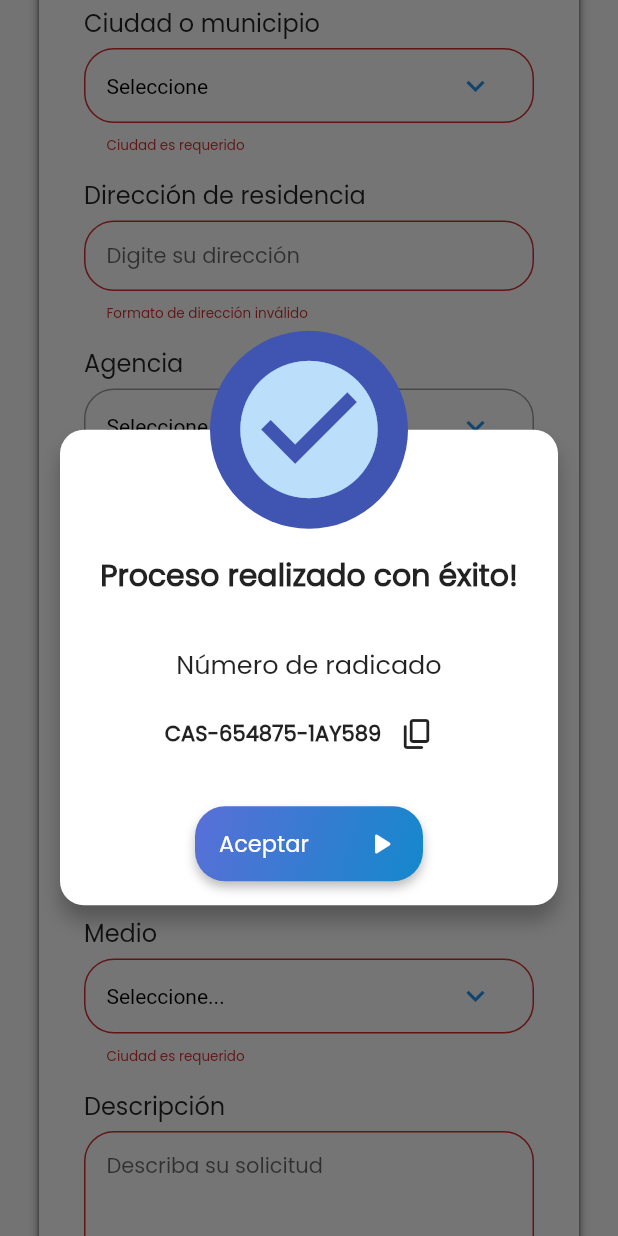
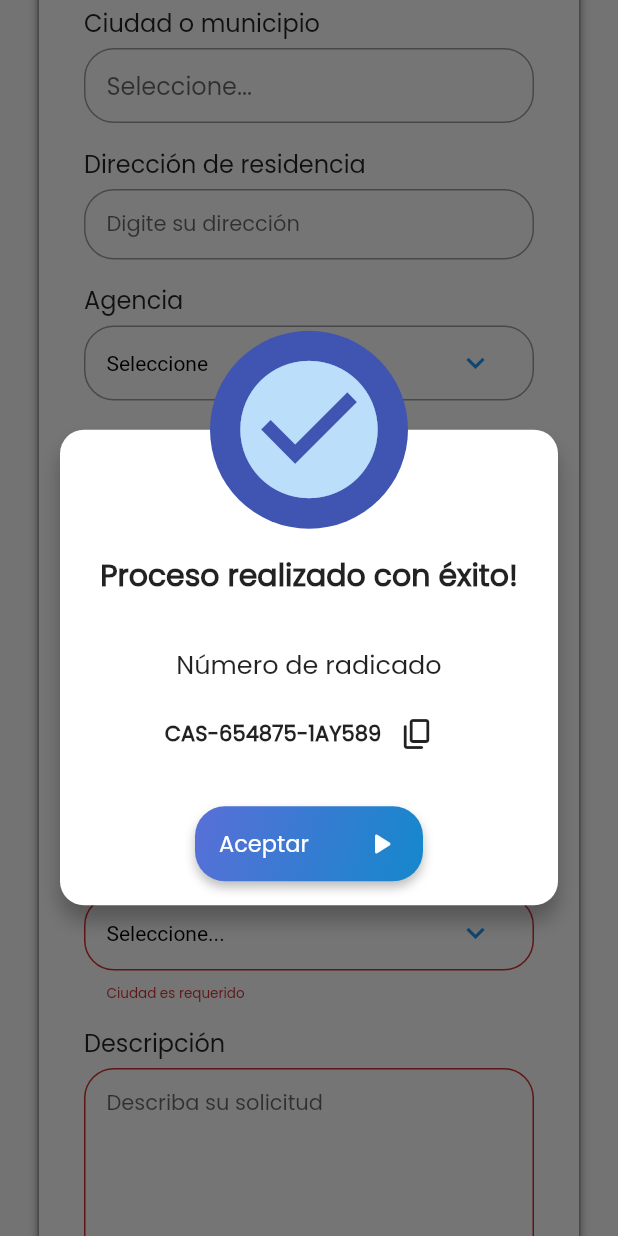
Before and after one commit to stiven4950/pqrsf-coonfie, a Flutter app: the screen it shows after launch, scrolled down 1020 dp, after a tap on the "send" icon, on a phone screen of 412 x 824 dp. Run offline on Flutter 3.47's test engine with Material 2 defaults, Android fonts, the phone set to English and light mode, and no system bars; drawn by our look-alikes of searchfield; our stand-ins replace animate_do, file_picker; network calls fail.

Commit message:
Añadidas variables de respuesta módulo 3 y Select Search

```diff
--- a/lib/providers/pqrf_provider.dart
+++ b/lib/providers/pqrf_provider.dart
@@ -30,16 +30,16 @@ class PQRSFProvider extends ChangeNotifier {
     final response =
         await _getJsonData("PQRSF_back/serviciosparametria/traermunicipios");
 
-    final List<DropdownMenuItem<String>> data = municipiosFromJson(response)
+    /* final List<DropdownMenuItem<String>> data = municipiosFromJson(response)
         .map(
           (e) => DropdownMenuItem<String>(
             value: e.municipioId,
             child: Text(e.municipioDepartamento),
           ),
         )
-        .toList();
+        .toList(); */
 
-    cityItems.addAll(data);
+    cityItems.addAll(municipiosFromJson(response));
     notifyListeners();
   }
 
@@ -107,12 +107,14 @@ class PQRSFProvider extends ChangeNotifier {
       .toList();
 
   // City
-  List<DropdownMenuItem<String>> cityItems = [
+  /* List<DropdownMenuItem<String>> cityItems = [
     const DropdownMenuItem<String>(
       value: '',
       child: Text('Seleccione'),
     ),
-  ];
+  ]; */
+
+  List<Municipios> cityItems = [];
 
   // Asociated
   final List<TypeSelect> asociatedValues = [
@@ -327,6 +329,14 @@ class PQRSFProvider extends ChangeNotifier {
   String get asociated => _asociated;
 
   // Process Data
+  void sendData() {}
 
-  void sendData() {}
+  // RESPUESTA
+  String filingNumberAnswer = 'CGK-754875-1AY589';
+  String fullnameAnswer = 'OMAR STIVEN RIVERA ROCHA';
+  String documentNumberAnswer = '1083931052';
+  String typeRequestAnswer = 'QUEJA';
+  String filingDateAnswer = '12/03/2022';
+  String proccessStateAnswer = 'RESUELTO';
+  String dateAnswer = '04/05/2022';
 }
--- a/lib/ui/pages/anonim_user.dart
+++ b/lib/ui/pages/anonim_user.dart
@@ -70,6 +70,7 @@ class AnonimUser extends StatelessWidget {
           children: [
             LabeledWidget(
               'Descripción',
+              key: const ValueKey('Descripcion'),
               hintText: 'Describa su solicitud',
               initialValue: pqrsfProvider.description,
               onChanged: (value) => pqrsfProvider.description = value,
--- a/lib/ui/pages/identified_user.dart
+++ b/lib/ui/pages/identified_user.dart
@@ -1,8 +1,11 @@
 import 'package:flutter/material.dart';
+import 'package:pqrf_coonfie/models/models.dart';
+import 'package:pqrf_coonfie/ui/decorations/input_decorations.dart';
 import 'package:provider/provider.dart';
 
 import 'package:pqrf_coonfie/ui/widgets/widgets.dart';
 import 'package:pqrf_coonfie/providers/providers.dart';
+import 'package:searchfield/searchfield.dart';
 
 class UserIdentifiedSection extends StatelessWidget {
   const UserIdentifiedSection({Key? key}) : super(key: key);
@@ -113,6 +116,7 @@ class UserIdentifiedSection extends StatelessWidget {
           children: [
             LabeledWidget(
               'Correo',
+              key: const ValueKey('Correo'),
               hintText: 'Digite su E-mail',
               initialValue: pqrsfProvider.email,
               onChanged: (value) => pqrsfProvider.email = value,
@@ -130,7 +134,7 @@ class UserIdentifiedSection extends StatelessWidget {
                     : 'Formato de Email inválido';
               },
             ),
-            LabeledSelect(
+            /* LabeledSelect(
               data: 'Ciudad o municipio',
               hintText: 'Seleccione...',
               dropdownItems: pqrsfProvider.cityItems,
@@ -142,16 +146,46 @@ class UserIdentifiedSection extends StatelessWidget {
               validator: (value) {
                 return value!.isNotEmpty ? null : "Ciudad es requerido";
               },
+            ), */
+            Column(
+              crossAxisAlignment: CrossAxisAlignment.start,
+              children: [
+                const Text('Ciudad o municipio',
+                    style: TextStyle(fontSize: 16.0)),
+                const SizedBox(height: 5.0),
+                SearchField<Municipios>(
+                  suggestions: pqrsfProvider.cityItems
+                      .map((e) => SearchFieldListItem<Municipios>(
+                          e.municipioDepartamento,
+                          item: e))
+                      .toList(),
+                  suggestionState: Suggestion.hidden,
+                  hasOverlay: true,
+                  searchInputDecoration: InputDecorations.authDecoration(
+                    hintText: 'Seleccione...',
+                  ),
+                  maxSuggestionsInViewPort: 5,
+                  itemHeight: 40,
+                  onSuggestionTap: (x) {
+                    pqrsfProvider.city = x.item!.municipioId;
+                    FocusScope.of(context).requestFocus(FocusNode());
+                  },
+                  validator: (value) {
+                    return value!.isNotEmpty ? null : "Ciudad es requerido";
+                  },
+                ),
+              ],
             ),
+            const SizedBox(height: 15.0),
             LabeledWidget(
               'Dirección de residencia',
               hintText: 'Digite su dirección',
               initialValue: pqrsfProvider.address,
               onChanged: (value) => pqrsfProvider.address = value,
               validator: (value) {
-                return value!.length > 1 && value.length < 25
-                    ? null
-                    : 'Formato de dirección inválido';
+                return pqrsfProvider.medium == 'F' && value!.isEmpty
+                    ? "Ingresa una dirección, el medio de respuesta es físico"
+                    : null;
               },
             ),
             LabeledSelect(
@@ -160,7 +194,13 @@ class UserIdentifiedSection extends StatelessWidget {
               dropdownItems: pqrsfProvider.agencyItems,
               selected: pqrsfProvider.agency,
               onChanged: (value) {
+                pqrsfProvider.agency = value!;
                 FocusScope.of(context).requestFocus(FocusNode());
+              },
+              validator: (value) {
+                return value!.isEmpty && pqrsfProvider.asociated == "1"
+                    ? "Si eres asociado selecciona una agencia"
+                    : null;
               },
             ),
             SizedBox(
@@ -207,7 +247,7 @@ class UserIdentifiedSection extends StatelessWidget {
               },
             ),
             LabeledSelect(
-              data: 'Medio',
+              data: 'Medio de respuesta',
               hintText: 'Seleccione...',
               dropdownItems: pqrsfProvider.mediumItems,
               selected: pqrsfProvider.medium,
--- a/lib/ui/pages/pqrf_page.dart
+++ b/lib/ui/pages/pqrf_page.dart
@@ -97,7 +97,7 @@ class PqrfPage extends StatelessWidget {
                                 icon: Icons.send,
                                 onPressed: () {
                                   pqrsfProvider.validateForm();
-                                  // _display(context);
+                                  _display(context);
                                   pqrsfProvider.sendData();
                                 },
                               ),
--- a/lib/ui/widgets/header_widget.dart
+++ b/lib/ui/widgets/header_widget.dart
@@ -17,7 +17,7 @@ class HeaderWidget extends StatelessWidget {
         children: [
           Image.asset(
             "assets/data/images/logo.png",
-            height: size.width < 700 ? 35 : 60,
+            height: size.width < 700 ? 40 : 60,
           ),
           FittedBox(
             child: Text(
--- a/lib/ui/widgets/labeled_widget.dart
+++ b/lib/ui/widgets/labeled_widget.dart
@@ -1,5 +1,6 @@
 import 'package:flutter/material.dart';
 import 'package:pqrf_coonfie/ui/decorations/input_decorations.dart';
+import 'package:searchfield/searchfield.dart';
 
 class LabeledWidget extends StatelessWidget {
   final String data;
--- a/pubspec.yaml
+++ b/pubspec.yaml
@@ -34,6 +34,7 @@ dependencies:
   animate_do: ^2.1.0
   http: ^0.13.3
   file_picker: ^4.5.1
+  searchfield: ^0.6.4
 
 dev_dependencies:
   flutter_test:
```
Also changed, not shown: lib/ui/pages/consult.dart (+23 -18 lines), pubspec.lock.
